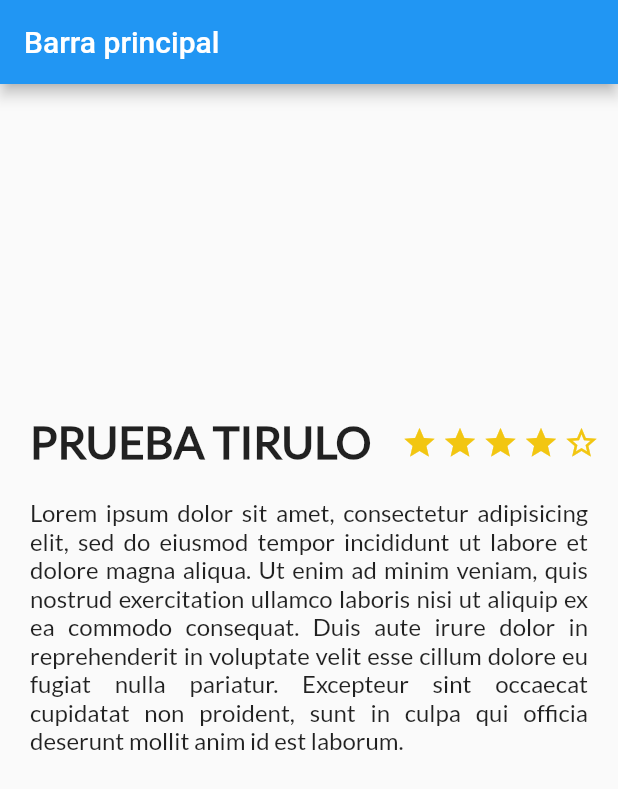
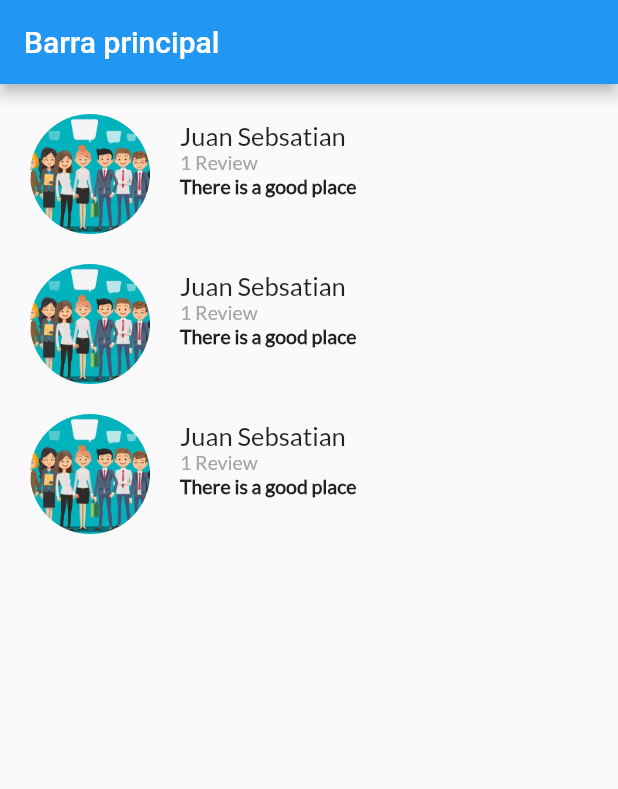
Before and after one commit to jsgp1994/Flutter, a Flutter app: the screen it shows after launch, on a phone screen of 412 x 824 dp. Shown: the top 789 px of the screen. Run offline on Flutter 3.47's test engine with Material 2 defaults, Android fonts, the phone set to English and light mode, and no system bars.

Commit message:
Cargue de imagenes

```diff
--- a/widgets/lib/description_place.dart
+++ b/widgets/lib/description_place.dart
@@ -17,7 +17,7 @@ class DescriptionPlace extends StatelessWidget {
 
     final description = Container(
       margin: EdgeInsets.only(
-        top: 20.0,
+        top: 10.0,
         left: 20.0,
         right: 20.0
       ),
@@ -33,7 +33,6 @@ class DescriptionPlace extends StatelessWidget {
 
     final star = Container(
       margin: EdgeInsets.only(
-        top: 223.0,
         right: 3.0
       ),
       child: Icon(
@@ -44,7 +43,6 @@ class DescriptionPlace extends StatelessWidget {
 
     final star_half = Container(
       margin: EdgeInsets.only(
-          top: 223.0,
           right: 3.0
       ),
       child: Icon(
@@ -55,7 +53,6 @@ class DescriptionPlace extends StatelessWidget {
 
     final star_border = Container(
       margin: EdgeInsets.only(
-          top: 223.0,
           right: 3.0
       ),
       child: Icon(
@@ -68,7 +65,6 @@ class DescriptionPlace extends StatelessWidget {
       children: <Widget>[
         Container (
           margin: EdgeInsets.only(
-            top: 220.0,
             left: 20.0,
             right: 20.0
           ),
@@ -76,7 +72,7 @@ class DescriptionPlace extends StatelessWidget {
             titulo,
             style: TextStyle(
               fontFamily: "Lato",
-              fontSize: 30.0,
+              fontSize: 15.0,
               fontWeight: FontWeight.w900
             ),
             textAlign: TextAlign.left,
@@ -88,7 +84,7 @@ class DescriptionPlace extends StatelessWidget {
             star,
             star,
             star,
-            star_border
+            star
           ],
         )
       ],
--- a/widgets/lib/main.dart
+++ b/widgets/lib/main.dart
@@ -1,5 +1,6 @@
 import 'package:flutter/material.dart';
 import 'description_place.dart';
+import 'review_list.dart';
 
 void main() => runApp(MyApp());
 
@@ -26,7 +27,8 @@ class MyApp extends StatelessWidget {
         appBar: AppBar(
           title: Text("Barra principal"),
         ),
-        body: new DescriptionPlace("PRUEBA TIRULO",4,txt_description),
+        //body: new DescriptionPlace("PRUEBA TITULO",4,txt_description),
+        body: ReviewList(),
       )
       //MyHomePage(title: 'Flutter Demo Home Page'),
     );
--- /dev/null
+++ b/widgets/lib/review.dart
@@ -0,0 +1,94 @@
+import 'package:flutter/material.dart';
+
+class Review extends StatelessWidget{
+
+  String pathImage = "assets/img/people.jpg";
+  String name = "Juan Sebastian";
+  String details = "1 Review";
+  String comment = "There is an amazing place";
+
+  Review(this.pathImage, this.name, this.details, this.comment);
+
+  @override
+  Widget build(BuildContext context) {
+
+    final userComment = Container(
+      margin: EdgeInsets.only(
+          left: 20.0
+      ),
+      child: Text(
+        comment,
+        textAlign: TextAlign.left,
+        style: TextStyle(
+            fontFamily: "Lato",
+            fontSize: 13.0,
+            fontWeight: FontWeight.w900
+        ),
+      ),
+    );
+
+    final userInfo = Container(
+      margin: EdgeInsets.only(
+          left: 20.0
+      ),
+      child: Text(
+        details,
+        textAlign: TextAlign.left,
+        style: TextStyle(
+            fontFamily: "Lato",
+            fontSize: 13.0,
+          color: Color(0xFFa3a5a7)
+        ),
+      ),
+    );
+
+    final userName = Container(
+      margin: EdgeInsets.only(
+        left: 20.0
+      ),
+      child: Text(
+        name,
+        textAlign: TextAlign.left,
+        style: TextStyle(
+          fontFamily: "Lato",
+          fontSize: 17.0
+        ),
+      ),
+    );
+
+    final userDetails = Column(
+      crossAxisAlignment: CrossAxisAlignment.start,
+      children: <Widget>[
+        userName,
+        userInfo,
+        userComment
+      ],
+    );
+
+    final photo = Container(
+      margin: EdgeInsets.only(
+        top: 20.0,
+        left: 20.0
+      ),
+      width: 80.0,
+      height: 80.0,
+
+      decoration: BoxDecoration(
+        shape: BoxShape.circle,
+        image: DecorationImage(
+            fit: BoxFit.cover,
+            image: AssetImage(pathImage)
+        )
+      ),
+
+    );
+
+    return Row(
+      children: <Widget>[
+        photo,
+        userDetails
+      ],
+    ) ;
+  }
+
+}
--- /dev/null
+++ b/widgets/lib/review_list.dart
@@ -0,0 +1,18 @@
+import 'package:flutter/material.dart';
+import 'review.dart';
+
+class ReviewList extends StatelessWidget{
+  @override
+  Widget build(BuildContext context) {
+    // TODO: implement build
+    return Column(
+      crossAxisAlignment: CrossAxisAlignment.start,
+      children: <Widget>[
+        new Review("assets/img/people.jpg", "Juan Sebsatian", "1 Review", "There is a good place"),
+        new Review("assets/img/people.jpg", "Juan Sebsatian", "1 Review", "There is a good place"),
+        new Review("assets/img/people.jpg", "Juan Sebsatian", "1 Review", "There is a good place"),
+      ],
+    );
+  }
+
+}
--- a/widgets/pubspec.yaml
+++ b/widgets/pubspec.yaml
@@ -14,7 +14,7 @@ description: A new Flutter application.
 version: 1.0.0+1
 
 environment:
-  sdk: ">=2.1.0 <3.0.0"
+  sdk: ">=2.2.0 <3.0.0"
 
 dependencies:
   flutter:
@@ -70,7 +70,8 @@ flutter:
   #
   # For details regarding fonts from package dependencies,
   # see https://flutter.dev/custom-fonts/#from-packages
-
+  assets:
+    - assets/img/people.jpg
   fonts:
     - family: Lato
       fonts:
```
Also changed, not shown: widgets/assets/img/people.jpg (added).
